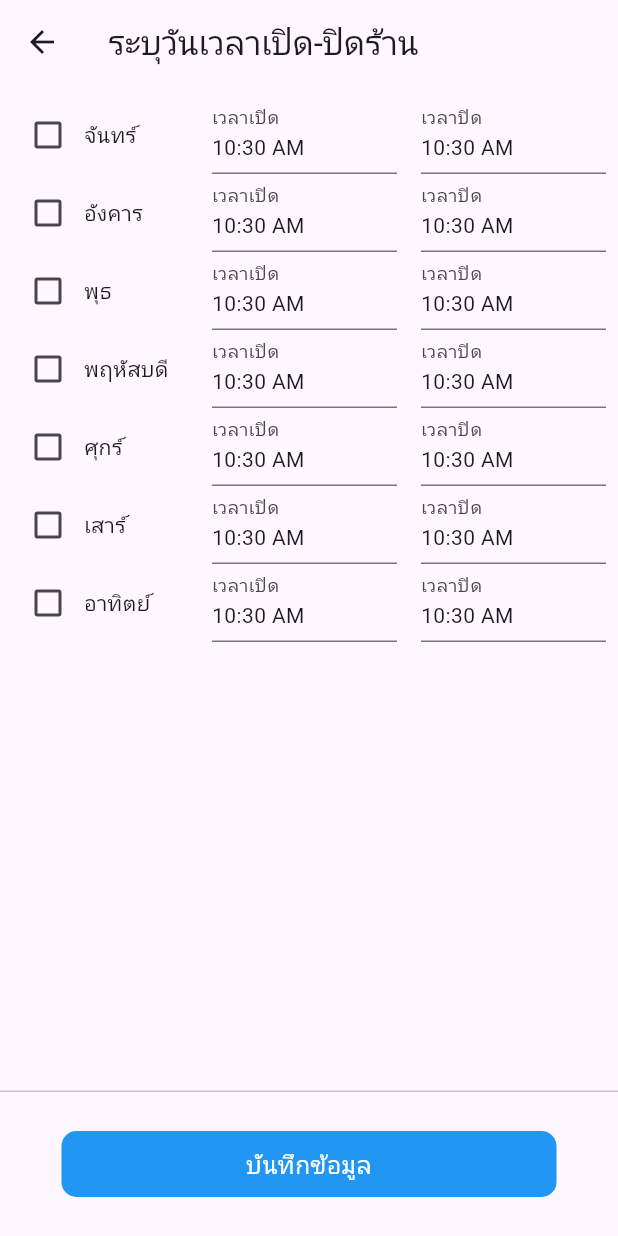
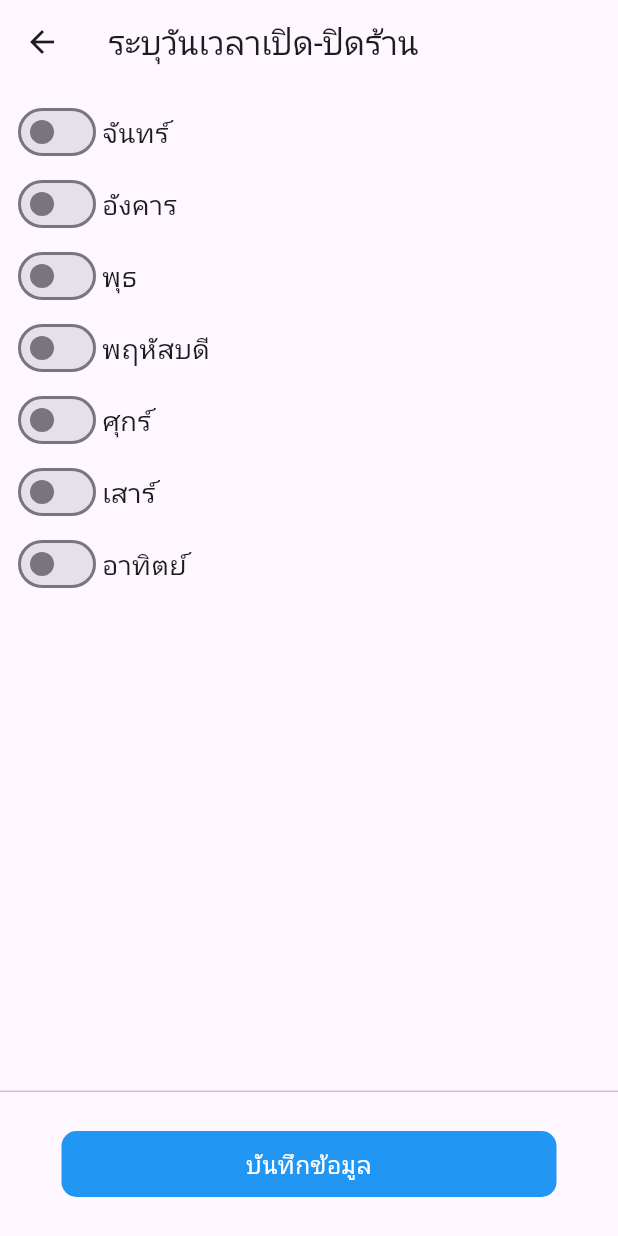
Before and after one commit to Maneechanthra/fmr_project, a Flutter app: the AddTimeOpenCloseDialog screen opened directly, on a phone screen of 412 x 824 dp. Run offline on Flutter 3.47's test engine with Material 3 defaults, Android fonts, the phone set to English and light mode, and no system bars; our stand-ins replace another_carousel_pro, flutter_rating_bar, geocoding, geolocator, google_fonts, google_maps_flutter and 4 more; missing offline and left inert: slider_controller; accounts and stored records are empty; network calls fail; Roboto replaces fonts that are missing (Prompt).

Commit message:
add_time

```diff
--- a/lib/add_screen/addTimeOpenClose.dart
+++ b/lib/add_screen/addTimeOpenClose.dart
@@ -31,11 +31,9 @@ class _AddTimeOpenCloseDialogState extends State<AddTimeOpenCloseDialog> {
     'อาทิตย์'
   ];
 
-  // Use controllers to capture input for opening and closing times
   Map<String, TimeOfDay?> openingTimeControllers = {};
   Map<String, TimeOfDay?> closingTimeControllers = {};
 
-  // Add selectedDays variable
   List<String> selectedDays = [];
 
   @override
@@ -65,18 +63,19 @@ class _AddTimeOpenCloseDialogState extends State<AddTimeOpenCloseDialog> {
                 mainAxisAlignment: MainAxisAlignment.start,
                 crossAxisAlignment: CrossAxisAlignment.start,
                 children: daysOfWeek.map((day) {
-                  return Row(
+                  bool isOpen = selectedDays.contains(day);
+                  return Column(
+                    crossAxisAlignment: CrossAxisAlignment.start,
+                    children: [
+                      Row(
                         mainAxisAlignment: MainAxisAlignment.start,
                         children: [
-                      Expanded(
-                        child: Row(
-                          mainAxisAlignment: MainAxisAlignment.start,
-                          children: [
-                            Checkbox(
-                              value: selectedDays.contains(day),
+                          Switch(
+                            activeColor: Color.fromARGB(255, 11, 134, 0),
+                            value: isOpen,
                             onChanged: (value) {
                               setState(() {
-                                  if (value != null && value) {
+                                if (value) {
                                   selectedDays.add(day);
                                 } else {
                                   selectedDays.remove(day);
@@ -84,21 +83,29 @@ class _AddTimeOpenCloseDialogState extends State<AddTimeOpenCloseDialog> {
                               });
                             },
                           ),
-                            Text(day),
+                          Text(
+                            day,
+                            style: TextStyle(fontSize: 18),
+                          ),
                         ],
                       ),
-                      ),
-                      SizedBox(width: 10),
+                      if (isOpen)
+                        Padding(
+                          padding: const EdgeInsets.symmetric(horizontal: 20),
+                          child: Row(
+                            children: [
                               Expanded(
                                 child: InkWell(
                                   onTap: () async {
-                            TimeOfDay? selectedTime = await showTimePicker(
+                                    TimeOfDay? selectedTime =
+                                        await showTimePicker(
                                       context: context,
                                       initialTime: openingTimeControllers[day]!,
                                     );
                                     if (selectedTime != null) {
                                       setState(() {
-                                openingTimeControllers[day] = selectedTime;
+                                        openingTimeControllers[day] =
+                                            selectedTime;
                                       });
                                     }
                                   },
@@ -107,8 +114,10 @@ class _AddTimeOpenCloseDialogState extends State<AddTimeOpenCloseDialog> {
                                       labelText: 'เวลาเปิด',
                                     ),
                                     child: Text(
-                              openingTimeControllers[day]!.format(context),
-                              style: TextStyle(fontSize: 14),
+                                      openingTimeControllers[day]!
+                                          .format(context),
+                                      style: TextStyle(
+                                          fontSize: 14, color: Colors.black),
                                     ),
                                   ),
                                 ),
@@ -117,13 +126,15 @@ class _AddTimeOpenCloseDialogState extends State<AddTimeOpenCloseDialog> {
                               Expanded(
                                 child: InkWell(
                                   onTap: () async {
-                            TimeOfDay? selectedTime = await showTimePicker(
+                                    TimeOfDay? selectedTime =
+                                        await showTimePicker(
                                       context: context,
                                       initialTime: closingTimeControllers[day]!,
                                     );
                                     if (selectedTime != null) {
                                       setState(() {
-                                closingTimeControllers[day] = selectedTime;
+                                        closingTimeControllers[day] =
+                                            selectedTime;
                                       });
                                     }
                                   },
@@ -132,9 +143,13 @@ class _AddTimeOpenCloseDialogState extends State<AddTimeOpenCloseDialog> {
                                       labelText: 'เวลาปิด',
                                     ),
                                     child: Text(
-                              closingTimeControllers[day]!.format(context),
+                                      closingTimeControllers[day]!
+                                          .format(context),
                                     ),
                                   ),
+                                ),
+                              ),
+                            ],
                           ),
                         ),
                     ],
@@ -145,14 +160,6 @@ class _AddTimeOpenCloseDialogState extends State<AddTimeOpenCloseDialog> {
             SizedBox(
               height: 15,
             ),
-            // Container(
-            //   width: 330,
-            //   height: 40,
-            //   decoration: BoxDecoration(
-            //     borderRadius: BorderRadius.circular(10),
-            //     color: Colors.blue,
-            //   ),
-            // ),
           ],
         ),
       ),
@@ -165,8 +172,12 @@ class _AddTimeOpenCloseDialogState extends State<AddTimeOpenCloseDialog> {
             children: [
               InkWell(
                 onTap: () {
-                  // Navigator.push(context,
-                  //     MaterialPageRoute(builder: (context) => AddResPage()));
+                  Navigator.push(
+                      context,
+                      MaterialPageRoute(
+                          builder: (context) => AddResPage(
+                                selectedCategories: [],
+                              )));
                 },
                 child: Container(
                   height: 100,
@@ -195,7 +206,108 @@ class _AddTimeOpenCloseDialogState extends State<AddTimeOpenCloseDialog> {
   }
 }
 
-
+//เพิ่มเวลาทำการเปิดปิด
+//  SingleChildScrollView(
+//         child: Column(
+//           crossAxisAlignment: CrossAxisAlignment.center,
+//           children: [
+//             Padding(
+//               padding: const EdgeInsets.all(8.0),
+//               child: Column(
+//                 mainAxisAlignment: MainAxisAlignment.start,
+//                 crossAxisAlignment: CrossAxisAlignment.start,
+//                 children: daysOfWeek.map((day) {
+//                   return Row(
+//                     mainAxisAlignment: MainAxisAlignment.start,
+//                     children: [
+//                       Expanded(
+//                         child: Row(
+//                           mainAxisAlignment: MainAxisAlignment.start,
+//                           children: [
+//                             Checkbox(
+//                               value: selectedDays.contains(day),
+//                               onChanged: (value) {
+//                                 setState(() {
+//                                   if (value != null && value) {
+//                                     selectedDays.add(day);
+//                                   } else {
+//                                     selectedDays.remove(day);
+//                                   }
+//                                 });
+//                               },
+//                             ),
+//                             Text(day),
+//                           ],
+//                         ),
+//                       ),
+//                       SizedBox(width: 10),
+//                       Expanded(
+//                         child: InkWell(
+//                           onTap: () async {
+//                             TimeOfDay? selectedTime = await showTimePicker(
+//                               context: context,
+//                               initialTime: openingTimeControllers[day]!,
+//                             );
+//                             if (selectedTime != null) {
+//                               setState(() {
+//                                 openingTimeControllers[day] = selectedTime;
+//                               });
+//                             }
+//                           },
+//                           child: InputDecorator(
+//                             decoration: InputDecoration(
+//                               labelText: 'เวลาเปิด',
+//                             ),
+//                             child: Text(
+//                               openingTimeControllers[day]!.format(context),
+//                               style: TextStyle(fontSize: 14),
+//                             ),
+//                           ),
+//                         ),
+//                       ),
+//                       SizedBox(width: 16),
+//                       Expanded(
+//                         child: InkWell(
+//                           onTap: () async {
+//                             TimeOfDay? selectedTime = await showTimePicker(
+//                               context: context,
+//                               initialTime: closingTimeControllers[day]!,
+//                             );
+//                             if (selectedTime != null) {
+//                               setState(() {
+//                                 closingTimeControllers[day] = selectedTime;
+//                               });
+//                             }
+//                           },
+//                           child: InputDecorator(
+//                             decoration: InputDecoration(
+//                               labelText: 'เวลาปิด',
+//                             ),
+//                             child: Text(
+//                               closingTimeControllers[day]!.format(context),
+//                             ),
+//                           ),
+//                         ),
+//                       ),
+//                     ],
+//                   );
+//                 }).toList(),
+//               ),
+//             ),
+//             SizedBox(
+//               height: 15,
+//             ),
+//             // Container(
+//             //   width: 330,
+//             //   height: 40,
+//             //   decoration: BoxDecoration(
+//             //     borderRadius: BorderRadius.circular(10),
+//             //     color: Colors.blue,
+//             //   ),
+//             // ),
+//           ],
+//         ),
+//       ),
 
 
 
```
Also changed, not shown: lib/detail_page/searhHistory.dart (+2 -6 lines), lib/main.dart (+12 -12 lines). Lines whose indentation alone changed are shown as unchanged.
